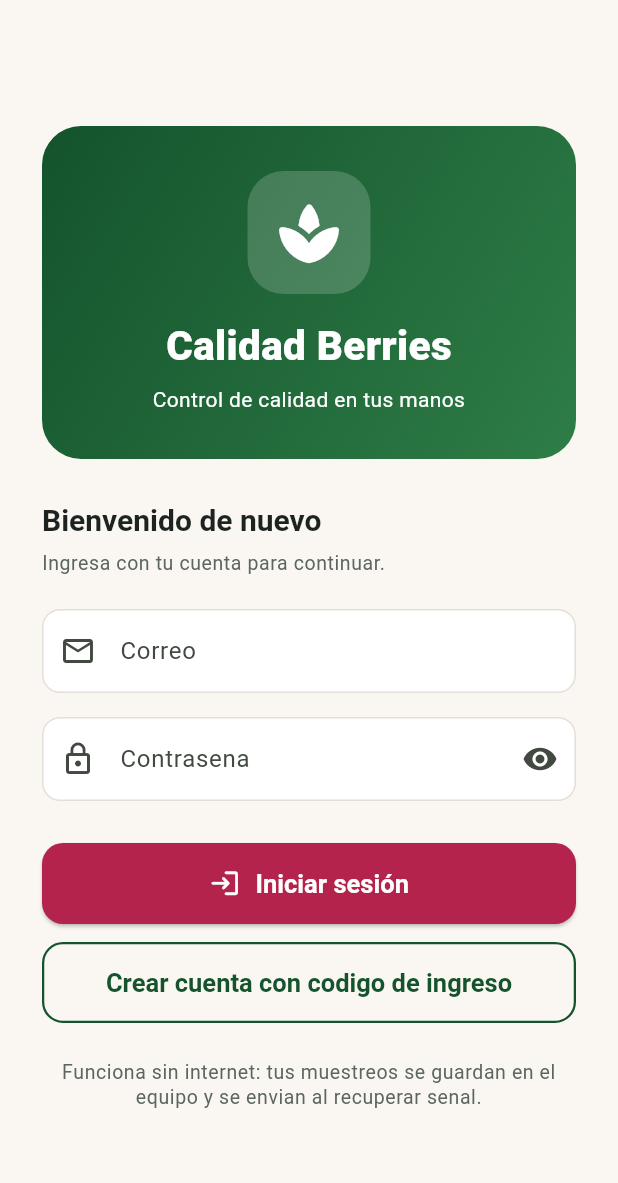
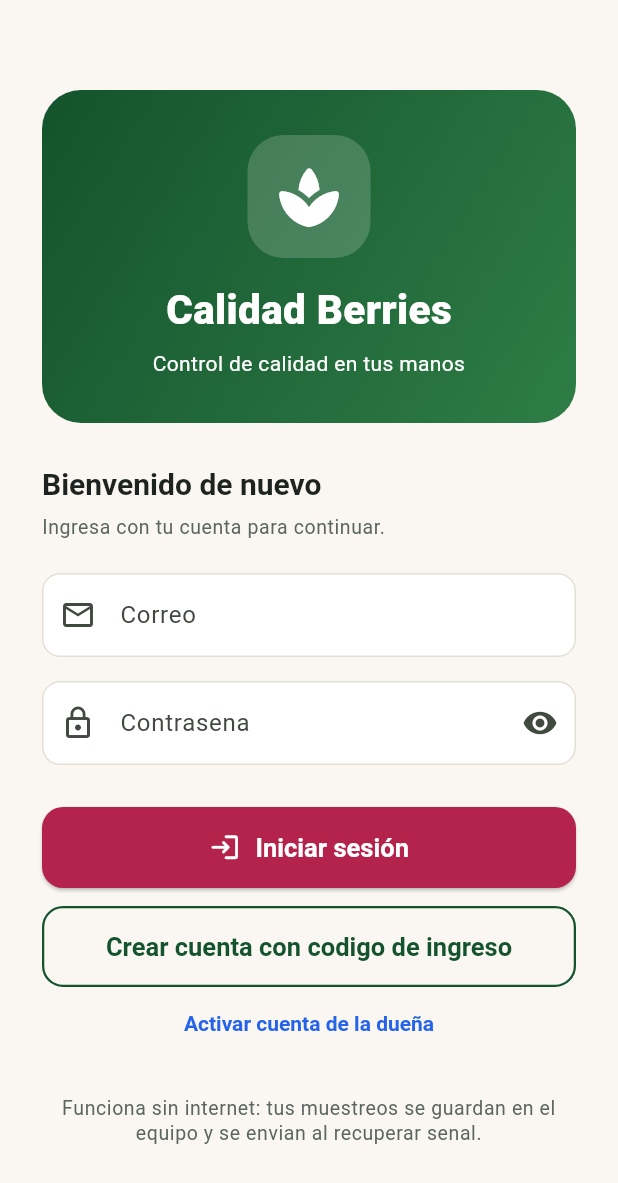
Before and after one commit to fernandacherry60-creator/Calidad-berries, a Flutter app: the screen it shows after launch, on a phone screen of 412 x 824 dp. Shown: the top 1183 px of the screen. Run offline on Flutter 3.47's test engine with Material 3 defaults, Android fonts, the phone set to English and light mode, and no system bars; our stand-ins replace connectivity_plus, fl_chart, image_picker, share_plus, shared_preferences, sqflite and 1 more; missing offline and left inert: excel; accounts and stored records are empty; statements that could not run were skipped.

Commit message:
Mostrar activacion de dueña en inicio de sesion

```diff
--- a/lib/screens/login_screen.dart
+++ b/lib/screens/login_screen.dart
@@ -4,6 +4,7 @@ import 'package:provider/provider.dart';
 import '../core/theme.dart';
 import '../services/auth_service.dart';
 import 'register_screen.dart';
+import 'activar_duena_screen.dart';
 
 class LoginScreen extends StatefulWidget {
   const LoginScreen({super.key});
@@ -159,6 +160,11 @@ class _LoginScreenState extends State<LoginScreen> {
                             builder: (_) => const RegisterScreen())),
                     child: const Text('Crear cuenta con codigo de ingreso'),
                   ),
+                  TextButton(
+                    onPressed: () => Navigator.push(context,
+                      MaterialPageRoute(builder: (_) => const ActivarDuenaScreen())),
+                    child: const Text('Activar cuenta de la dueña'),
+                  ),
                   const SizedBox(height: 24),
                   Text(
                     'Funciona sin internet: tus muestreos se guardan en el equipo y se envian al recuperar senal.',
```
